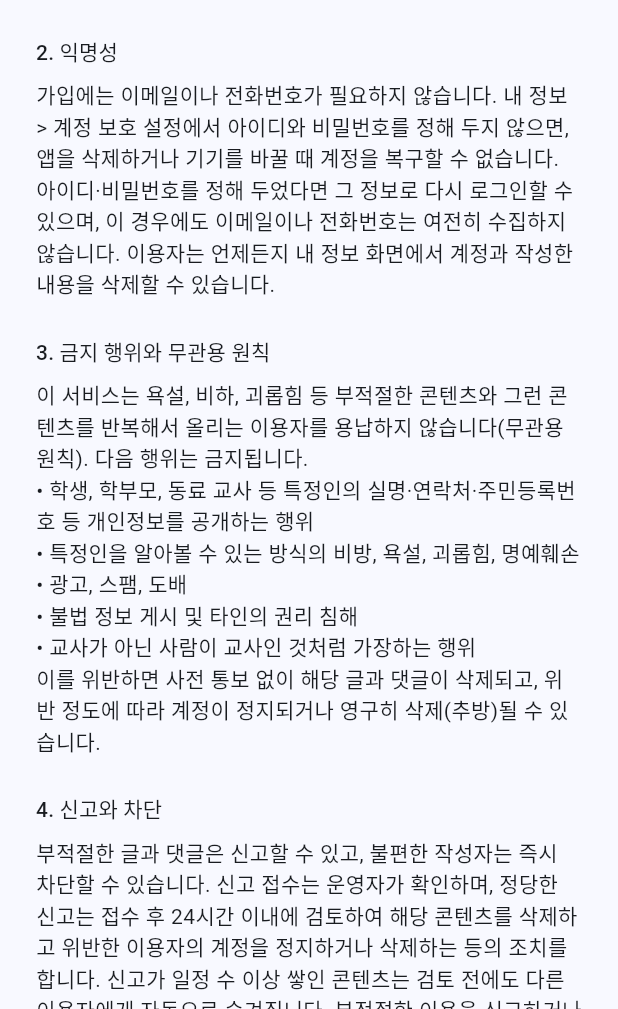
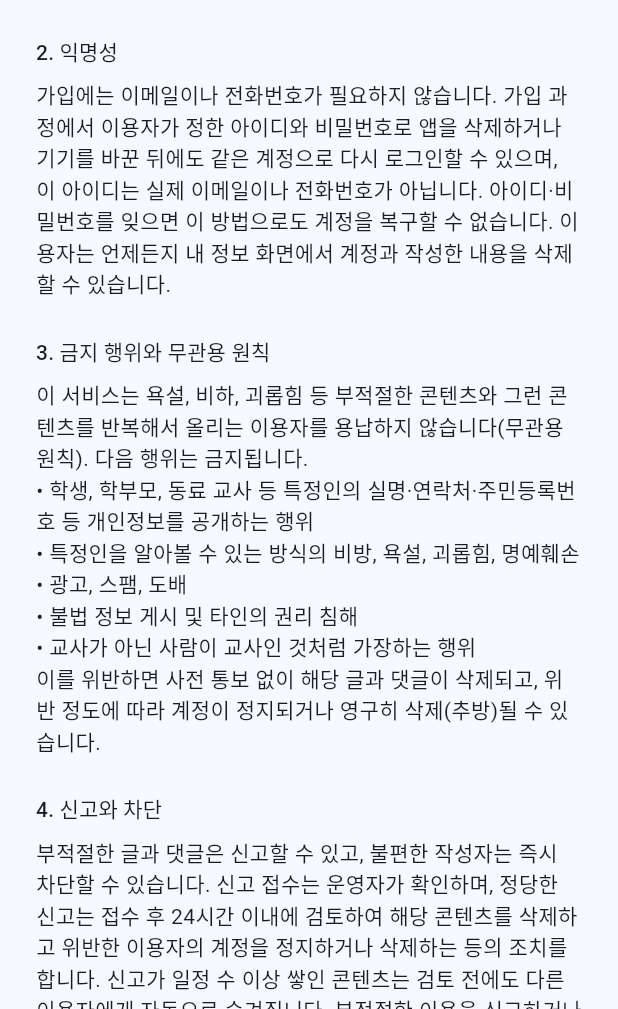
Before and after one commit to orangenova91/sokdak, a Flutter app: the MyPageScreen screen opened by its route, after a tap on "이용약관", on a phone screen of 412 x 824 dp, the part 227-1236 px from its top. Run offline on Flutter 3.47's test engine with Material 3 defaults, Android fonts, the phone set to English and light mode, and no system bars; our stand-ins replace flutter_riverpod, go_router, supabase_flutter; accounts and stored records are empty; network calls fail.

Commit message:
Split onboarding into 2 steps (credentials then profile), allow editing credentials via back button, fix Supabase email-change and same-password bugs, bump build to 4

```diff
--- a/lib/features/me/legal_texts.dart
+++ b/lib/features/me/legal_texts.dart
@@ -23,10 +23,10 @@ const termsOfService = LegalDocument(
     LegalSection('1. 서비스 소개', '교무실 속닥속닥은 교사들이 익명으로 이야기와 노하우를 나누는 커뮤니티입니다.'),
     LegalSection(
       '2. 익명성',
-      '가입에는 이메일이나 전화번호가 필요하지 않습니다. 내 정보 > 계정 보호 설정에서 아이디와 '
-          '비밀번호를 정해 두지 않으면, 앱을 삭제하거나 기기를 바꿀 때 계정을 복구할 수 없습니다. '
-          '아이디·비밀번호를 정해 두었다면 그 정보로 다시 로그인할 수 있으며, 이 경우에도 이메일이나 '
-          '전화번호는 여전히 수집하지 않습니다. 이용자는 언제든지 내 정보 화면에서 계정과 작성한 내용을 '
+      '가입에는 이메일이나 전화번호가 필요하지 않습니다. 가입 과정에서 이용자가 정한 아이디와 '
+          '비밀번호로 앱을 삭제하거나 기기를 바꾼 뒤에도 같은 계정으로 다시 로그인할 수 있으며, 이 '
+          '아이디는 실제 이메일이나 전화번호가 아닙니다. 아이디·비밀번호를 잊으면 이 방법으로도 계정을 '
+          '복구할 수 없습니다. 이용자는 언제든지 내 정보 화면에서 계정과 작성한 내용을 '
           '삭제할 수 있습니다.',
     ),
     LegalSection(
@@ -70,7 +70,7 @@ const privacyPolicy = LegalDocument(
       '• 익명 계정 식별자(자동 생성)\n'
           '• 닉네임, 지역, 학교급 (이용자가 직접 입력)\n'
           '• 이용자가 작성한 글, 댓글, 공감, 신고, 차단 내역\n'
-          '• (선택) 계정 보호를 위해 이용자가 정한 아이디와 비밀번호. 비밀번호는 원문이 저장되지 않고 '
+          '• 계정 보호를 위해 이용자가 정한 아이디와 비밀번호. 비밀번호는 원문이 저장되지 않고 '
           '암호화되어 저장되며, 운영자를 포함해 누구도 원래 비밀번호를 확인할 수 없습니다.\n'
           '이메일, 전화번호, 실명은 수집하지 않으며, 아이디도 실제 이메일이나 전화번호일 필요가 없습니다.',
     ),
--- a/lib/features/me/my_page_screen.dart
+++ b/lib/features/me/my_page_screen.dart
@@ -96,6 +96,8 @@ class MyPageScreen extends ConsumerWidget {
               ),
             ),
           const Divider(height: 1),
+          // 가입 과정에서 아이디·비밀번호를 필수로 만들기 때문에, 정상적인 계정이라면
+          // 이 화면에 도달했을 때는 항상 설정이 끝나 있다.
           if (hasCredentials)
             ListTile(
               leading: Icon(
@@ -104,13 +106,6 @@ class MyPageScreen extends ConsumerWidget {
               ),
               title: const Text('계정 보호 설정됨'),
               subtitle: Text('아이디: $username'),
-            )
-          else
-            ListTile(
-              leading: const Icon(Icons.lock_outline),
-              title: const Text('계정 보호 설정'),
-              subtitle: const Text('아이디·비밀번호를 만들어 다른 기기에서도 로그인할 수 있어요'),
-              onTap: () => context.push('/credentials'),
             ),
           ListTile(
             leading: const Icon(Icons.block),
--- a/lib/features/onboarding/profile_setup_screen.dart
+++ b/lib/features/onboarding/profile_setup_screen.dart
@@ -1,11 +1,13 @@
 import 'package:flutter/material.dart';
 import 'package:flutter_riverpod/flutter_riverpod.dart';
+import 'package:go_router/go_router.dart';
 
 import '../auth/auth_providers.dart';
 import '../profile/nickname_generator.dart';
 import '../profile/profile.dart';
 import '../profile/profile_providers.dart';
 
+/// 가입 2단계: 아이디·비밀번호를 이미 설정한 계정에 닉네임·지역·학교급을 붙인다.
 class ProfileSetupScreen extends ConsumerStatefulWidget {
   const ProfileSetupScreen({super.key});
 
@@ -72,7 +74,15 @@ class _ProfileSetupScreenState extends ConsumerState<ProfileSetupScreen> {
     final regions = ref.watch(regionsProvider);
 
     return Scaffold(
-      appBar: AppBar(title: const Text('프로필 만들기')),
+      appBar: AppBar(
+        title: const Text('프로필 만들기'),
+        leading: IconButton(
+          icon: const Icon(Icons.arrow_back),
+          tooltip: '아이디·비밀번호 고치기',
+          // 계정 보호는 이미 끝났으니 로그아웃하지 않고 1단계로 돌아가 값만 고친다.
+          onPressed: _submitting ? null : () => context.go('/credentials-step'),
+        ),
+      ),
       body: SafeArea(
         child: regions.when(
           loading: () => const Center(child: CircularProgressIndicator()),
--- a/lib/features/onboarding/welcome_screen.dart
+++ b/lib/features/onboarding/welcome_screen.dart
@@ -66,9 +66,11 @@ class _WelcomeScreenState extends ConsumerState<WelcomeScreen> {
                     body: '닉네임, 지역, 학교급만 정하면 바로 시작할 수 있어요.',
                   ),
                   const _Point(
-                    icon: Icons.phone_iphone,
-                    title: '앱을 지우면 계정이 사라져요',
-                    body: '익명 계정은 복구할 수 없어요. 폰을 바꾸거나 앱을 다시 설치하면 새로 시작해야 해요.',
+                    icon: Icons.lock_outline,
+                    title: '아이디·비밀번호로 계정을 지켜요',
+                    body:
+                        '다음 화면에서 아이디와 비밀번호를 정하면, 앱을 지우거나 기기를 바꿔도 '
+                        '같은 계정으로 다시 로그인할 수 있어요.',
                   ),
                   const _Point(
                     icon: Icons.shield_outlined,
--- a/pubspec.yaml
+++ b/pubspec.yaml
@@ -16,7 +16,7 @@ publish_to: 'none' # Remove this line if you wish to publish to pub.dev
 # https://developer.apple.com/library/archive/documentation/General/Reference/InfoPlistKeyReference/Articles/CoreFoundationKeys.html
 # In Windows, build-name is used as the major, minor, and patch parts
 # of the product and file versions while build-number is used as the build suffix.
-version: 1.0.0+3
+version: 1.0.0+4
 
 environment:
   sdk: ^3.12.2
```
Also changed, not shown: lib/core/router/app_router.dart (+26 -11 lines), lib/features/auth/auth_repository.dart (+33 -6 lines), lib/features/onboarding/credentials_step_screen.dart (renamed from lib/features/auth/credentials_setup_screen.dart, +74 -29 lines), 1 other file.
